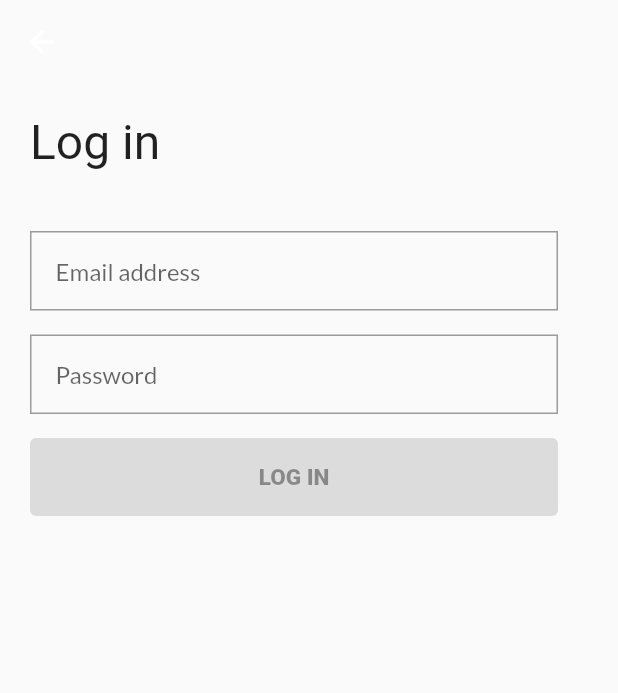
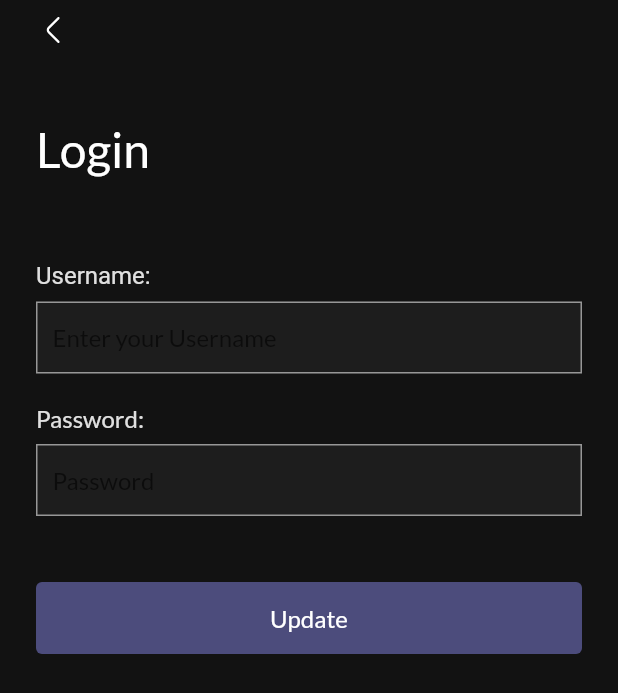
Before and after one commit to hungdkvmo/todo_app, a Flutter app: the LoginForm screen opened by its route, on a phone screen of 412 x 824 dp. Shown: the top 693 px of the screen. Run offline on Flutter 3.47's test engine with Material 2 defaults, Android fonts, the phone set to English and light mode, and no system bars; our stand-ins replace flutter_svg; Roboto replaces fonts that are missing (Comfortaa).

Commit message:
update login form

```diff
--- a/lib/main.dart
+++ b/lib/main.dart
@@ -23,13 +23,11 @@ class MyApp extends StatelessWidget {
       ),
       initialRoute: '/',
       routes: {
-        '/': (context) => const Home(),
-        // '/': (context) => Intro(),
+        // '/': (context) => const LoginForm(),
+        '/': (context) => Intro(),
         '/login': (context) => const LoginForm(),
-        // '/home': (context) => const HompePage(),
-        // 'profile-edit': (context) => const ProfileEdit(),
+        '/home': (context) => const Home(),
       },
-      // home: Intro(),
     );
   }
 }
--- a/lib/src/auth/login.dart
+++ b/lib/src/auth/login.dart
@@ -1,4 +1,5 @@
 import 'package:flutter/material.dart';
+import 'package:flutter_svg/flutter_svg.dart';
 
 class LoginForm extends StatefulWidget {
   const LoginForm({super.key});
@@ -19,53 +20,100 @@ class LoginFormState extends State<LoginForm> {
     return Scaffold(
       appBar: AppBar(
         title: const Text(''),
-        backgroundColor: Colors.transparent,
         elevation: 0,
+        backgroundColor: const Color(0XFF121212),
+        toolbarHeight: 0,
       ),
-      body: Center(
-        child: Padding(
-          padding: const EdgeInsets.fromLTRB(20, 20, 40, 20),
+      body: Container(
+        width: double.infinity,
+        decoration: const BoxDecoration(
+          // color: Color.fromARGB(255, 222, 214, 214),
+          color: Color(0XFF121212),
+        ),
+        padding: const EdgeInsets.symmetric(
+          vertical: 0,
+          horizontal: 24,
+        ),
+        child: Column(
+          mainAxisAlignment: MainAxisAlignment.start,
+          mainAxisSize: MainAxisSize.max,
+          children: [
+            Container(
+              width: double.infinity,
+              alignment: Alignment.centerLeft,
+              height: 40,
+              margin: const EdgeInsets.only(
+                bottom: 40,
+              ),
+              child: GestureDetector(
+                child: SvgPicture.asset(
+                  'assets/icons/arrow_left.svg',
+                  width: 24,
+                  height: 24,
+                ),
+                onTap: () {
+                  Navigator.pop(context);
+                  // need to route login page
+                },
+              ),
+            ),
+            Flexible(
               child: Form(
                 key: _formKey,
                 child: Column(
                   crossAxisAlignment: CrossAxisAlignment.start,
                   children: [
                     const Text(
-                  'Log in',
+                      'Login',
                       style: TextStyle(
                         fontSize: 32,
-                    fontFamily: 'Comfortaa',
+                        color: Colors.white,
                       ),
                     ),
                     const SizedBox(
                       height: 40.0,
                     ),
                     Padding(
-                  padding: const EdgeInsets.symmetric(vertical: 0.0),
-                  child: TextFormField(
+                      padding: const EdgeInsets.symmetric(vertical: 16.0),
+                      child: Column(
+                        children: [
+                          Row(
+                            children: const [
+                              Text(
+                                'Username:',
+                                textAlign: TextAlign.start,
+                                style: TextStyle(
+                                  fontSize: 16,
+                                  fontFamily: 'Roboto',
+                                  color: Color.fromRGBO(255, 255, 255, 0.87),
+                                ),
+                              ),
+                            ],
+                          ),
+                          const SizedBox(height: 8),
+                          TextFormField(
+                            style: const TextStyle(color: Colors.white),
                             decoration: const InputDecoration(
-                      hintText: 'Email address',
+                              hintText: 'Enter your Username',
                               helperStyle: TextStyle(
                                 fontSize: 15,
                               ),
-                      contentPadding: EdgeInsets.all(17),
-                      border: OutlineInputBorder(
-                        borderRadius: BorderRadius.all(Radius.circular(0.0)),
+                              filled: true,
+                              fillColor: Color(0XFF1D1D1D),
+                              contentPadding: EdgeInsets.all(11),
+                              enabledBorder: OutlineInputBorder(
+                                borderRadius:
+                                    BorderRadius.all(Radius.circular(0.0)),
                                 borderSide: BorderSide(
-                          color: Colors.black,
-                          width: 2,
+                                  color: Color(0XFF979797),
+                                  width: 1,
                                 ),
                               ),
                               focusedBorder: OutlineInputBorder(
-                        borderRadius: BorderRadius.all(Radius.circular(0.0)),
+                                borderRadius:
+                                    BorderRadius.all(Radius.circular(0.0)),
                                 borderSide: BorderSide(
-                          color: Colors.black,
-                        ),
-                      ),
-                      errorBorder: OutlineInputBorder(
-                        borderRadius: BorderRadius.all(Radius.circular(0.0)),
-                        borderSide: BorderSide(
-                          color: Colors.red,
+                                  color: Color(0XFF979797),
                                 ),
                               ),
                             ),
@@ -81,34 +129,50 @@ class LoginFormState extends State<LoginForm> {
                               }
                             },
                           ),
+                        ],
+                      ),
                     ),
                     Padding(
-                  padding: const EdgeInsets.symmetric(vertical: 16.0),
-                  child: TextFormField(
+                      padding: const EdgeInsets.symmetric(vertical: 4.0),
+                      child: Column(
+                        children: [
+                          Row(
+                            children: const [
+                              Text(
+                                'Password:',
+                                textAlign: TextAlign.start,
+                                style: TextStyle(
+                                  fontSize: 16,
+                                  color: Color.fromRGBO(255, 255, 255, 0.87),
+                                ),
+                              ),
+                            ],
+                          ),
+                          const SizedBox(height: 8),
+                          TextFormField(
+                            style: const TextStyle(color: Colors.white),
                             obscureText: true,
                             decoration: const InputDecoration(
                               hintText: 'Password',
                               helperStyle: TextStyle(
                                 fontSize: 15,
                               ),
-                      contentPadding: EdgeInsets.all(17),
-                      border: OutlineInputBorder(
-                        borderRadius: BorderRadius.all(Radius.circular(0.0)),
+                              filled: true,
+                              fillColor: Color(0XFF1D1D1D),
+                              contentPadding: EdgeInsets.all(11),
+                              enabledBorder: OutlineInputBorder(
+                                borderRadius:
+                                    BorderRadius.all(Radius.circular(0.0)),
                                 borderSide: BorderSide(
-                          color: Colors.black,
-                          width: 2,
+                                  color: Color(0XFF979797),
+                                  width: 1,
                                 ),
                               ),
                               focusedBorder: OutlineInputBorder(
-                        borderRadius: BorderRadius.all(Radius.circular(0.0)),
+                                borderRadius:
+                                    BorderRadius.all(Radius.circular(0.0)),
                                 borderSide: BorderSide(
-                          color: Colors.black,
-                        ),
-                      ),
-                      errorBorder: OutlineInputBorder(
-                        borderRadius: BorderRadius.all(Radius.circular(0.0)),
-                        borderSide: BorderSide(
-                          color: Colors.red,
+                                  color: Color(0XFF979797),
                                 ),
                               ),
                             ),
@@ -124,35 +188,40 @@ class LoginFormState extends State<LoginForm> {
                               }
                             },
                           ),
+                        ],
                       ),
-                Padding(
-                    padding: const EdgeInsets.only(bottom: 0.0),
-                    child: SizedBox(
-                      height: 52,
+                    ),
+                    const SizedBox(
+                      height: 40,
+                    ),
+                    SizedBox(
+                      height: 48,
                       child: ElevatedButton(
                         style: ElevatedButton.styleFrom(
-                            backgroundColor: Colors.black,
-                            minimumSize: const Size.fromHeight(50)),
+                          backgroundColor: const Color(0XFF8687E7),
+                          disabledBackgroundColor:
+                              const Color.fromRGBO(134, 135, 231, 0.5),
+                          minimumSize: const Size.fromHeight(50),
+                        ),
                         onPressed: (_isFilledEmail && _isFilledPassword)
                             ? () {
-                                if (_formKey.currentState!.validate()) {
-                                  Navigator.pushNamed(context, '/home');
-                                }
+                                Navigator.pop(context);
                               }
                             : null,
-                        child: Text(
-                          'log in'.toUpperCase(),
-                          style: const TextStyle(
-                            fontWeight: FontWeight.w900,
-                            fontFamily: 'Roboto',
-                            fontSize: 15,
+                        child: const Text(
+                          'Update',
+                          style: TextStyle(
+                            fontSize: 16,
+                            color: Colors.white,
                           ),
                         ),
                       ),
-                    )),
+                    )
                   ],
                 ),
               ),
+            ),
+          ],
         ),
       ),
     );
--- a/lib/src/intro/intro.dart
+++ b/lib/src/intro/intro.dart
@@ -27,8 +27,8 @@ class Intro extends StatefulWidget {
     ),
   ];
   List<StepItem> initValue = [];
-  int currentStep = 3;
-  // int currentStep = -1;
+  // int currentStep = 3;
+  int currentStep = -1;
 
   @override
   State<Intro> createState() => _IntroState();
@@ -54,7 +54,6 @@ class _IntroState extends State<Intro> {
                     child: GestureDetector(
                       child: const IntroStart(),
                       onTap: () {
-                        debugPrint('start intro');
                         setState(() {
                           widget.currentStep += 1;
                         });
@@ -82,8 +81,7 @@ class _IntroState extends State<Intro> {
                               ),
                             ),
                             onTap: () {
-                              debugPrint('go to login page');
-                              debugPrint('SKIP tab!');
+                              Navigator.pushNamed(context, '/home');
                               // need to route login page
                             },
                           ),
@@ -155,7 +153,6 @@ class _IntroState extends State<Intro> {
                                     setState(() {
                                       widget.currentStep = lastStep;
                                     });
-                                    debugPrint('goto final');
                                   }
                                 },
                                 child: Text(
@@ -190,7 +187,6 @@ class _IntroState extends State<Intro> {
                                 height: 24,
                               ),
                               onTap: () {
-                                debugPrint('final intro');
                                 setState(() {
                                   widget.currentStep -= 1;
                                 });
--- a/lib/src/navigator/bottom_nav.dart
+++ /dev/null
@@ -1,50 +0,0 @@
-import 'package:flutter/material.dart';
-import 'package:flutter_svg/flutter_svg.dart';
-
-class BottomNav extends StatelessWidget {
-  const BottomNav({super.key});
-  @override
-  Widget build(BuildContext context) {
-    return Scaffold(
-      floatingActionButton: FloatingActionButton(
-        onPressed: () {},
-        tooltip: 'Increment',
-        child: Icon(Icons.add),
-        elevation: 4.0,
-      ),
-      bottomNavigationBar: BottomAppBar(
-        child: Row(
-          mainAxisAlignment: MainAxisAlignment.center,
-          children: <Widget>[
-            Expanded(
-              child: IconButton(
-                icon: const Icon(Icons.home),
-                onPressed: () {},
-              ),
-            ),
-            Expanded(
-              child: IconButton(
-                icon: const Icon(Icons.show_chart),
-                onPressed: () {},
-              ),
-            ),
-            const Expanded(child: Text('')),
-            Expanded(
-              child: IconButton(
-                icon: const Icon(Icons.tab),
-                onPressed: () {},
-              ),
-            ),
-            Expanded(
-              child: IconButton(
-                icon: const Icon(Icons.settings),
-                onPressed: () {},
-              ),
-            ),
-          ],
-        ),
-      ),
-      floatingActionButtonLocation: FloatingActionButtonLocation.centerDocked,
-    );
-  }
-}
```
Lines whose indentation alone changed are shown as unchanged.
